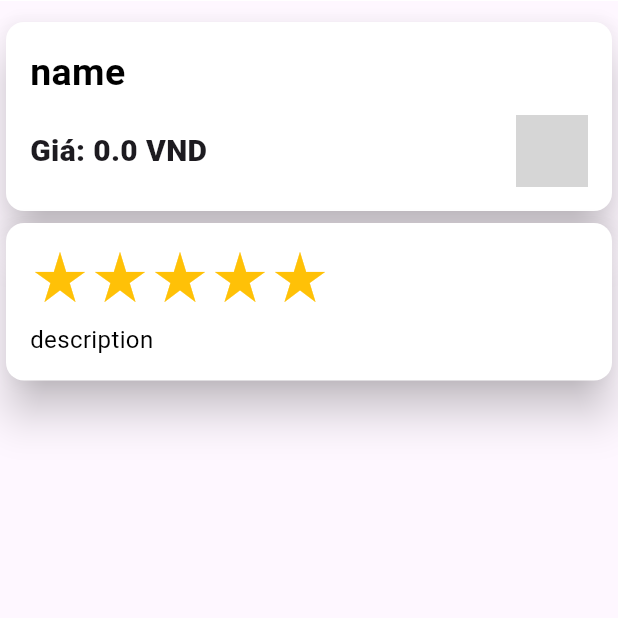
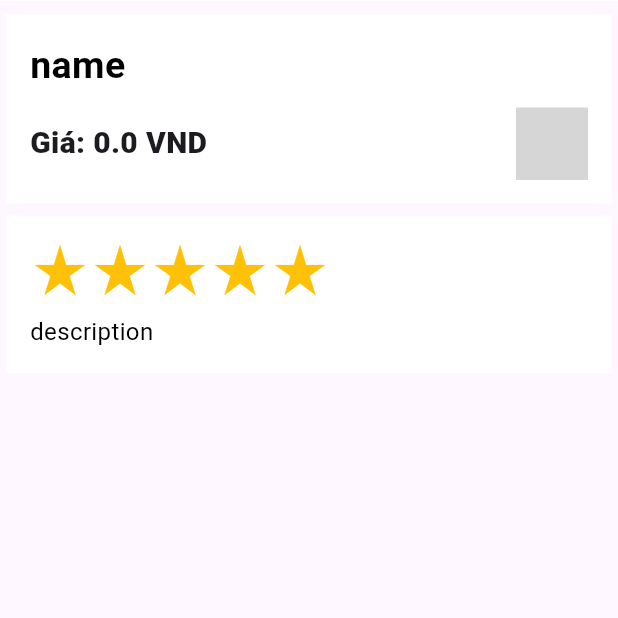
Before and after one commit to ThanhTung2003/oderfoodapp_flutter, a Flutter app: the FoodListDetailScreen screen opened directly, scrolled down 330 dp, on a phone screen of 412 x 824 dp, the top half of it. Run offline on Flutter 3.47's test engine with Material 3 defaults, Android fonts, the phone set to English and light mode, and no system bars; drawn by our look-alikes of flutter_rating_bar; our stand-ins replace auto_animated, cached_network_image, carousel_slider, firebase_core, firebase_database, flutter_zoom_drawer and 2 more; missing offline and left inert: flutter_elegant_number_button; accounts and stored records are empty; network calls fail; grey boxes are pictures that could not be loaded.

Commit message:
fix font chữ

```diff
--- a/lib/screen/category_screen.dart
+++ b/lib/screen/category_screen.dart
@@ -21,7 +21,7 @@ class CategoryScreen extends StatelessWidget {
       appBar: AppBar(
         title: Text(
           categoryText,
-          style: GoogleFonts.poppins(color: Colors.black),
+          style: GoogleFonts.roboto(color: Colors.black),
         ),
         elevation: 10,
         backgroundColor: const Color(0xFFA696D6),
--- a/lib/screen/food_detail.screen.dart
+++ b/lib/screen/food_detail.screen.dart
@@ -25,7 +25,7 @@ class FoodListDetailScreen extends StatelessWidget {
               SliverAppBar(
                 title: Text(
                   foodListStateController.selectedFood.value.name,
-                  style: GoogleFonts.jetBrainsMono(color: Colors.black),
+                  style: GoogleFonts.roboto(color: Colors.black),
                 ),
                 elevation: 10,
                 backgroundColor: Colors.white,
@@ -41,7 +41,7 @@ class FoodListDetailScreen extends StatelessWidget {
             ];
           },
           body: Container(
-            margin: const EdgeInsets.only(top: 10),
+            margin: const EdgeInsets.only(top: 5),
             child: Column(
               crossAxisAlignment: CrossAxisAlignment.start,
               mainAxisAlignment: MainAxisAlignment.start,
--- a/lib/screen/food_list_screen.dart
+++ b/lib/screen/food_list_screen.dart
@@ -22,7 +22,7 @@ class FoodListScreen extends StatelessWidget {
       appBar: AppBar(
         title: Text(
           categoryStateController.selectedCategory.value.name,
-          style: GoogleFonts.poppins(color: Colors.black),
+          style: GoogleFonts.roboto(color: Colors.black),
         ),
         elevation: 10,
         backgroundColor: const Color(0xFFA696D6),
@@ -86,7 +86,7 @@ class FoodListScreen extends StatelessWidget {
                                         categoryStateController.selectedCategory
                                             .value.foods[index].name,
                                         textAlign: TextAlign.center,
-                                        style: GoogleFonts.poppins(
+                                        style: GoogleFonts.roboto(
                                           fontSize: 18,
                                           color: Colors.white,
                                         ),
@@ -94,7 +94,7 @@ class FoodListScreen extends StatelessWidget {
                                       Text(
                                         'Giá: ${categoryStateController.selectedCategory.value.foods[index].price} vnđ',
                                         textAlign: TextAlign.center,
-                                        style: GoogleFonts.poppins(
+                                        style: GoogleFonts.roboto(
                                           fontSize: 18,
                                           color: Colors.white,
                                         ),
--- a/lib/screen/log_in.dart
+++ b/lib/screen/log_in.dart
@@ -14,7 +14,7 @@ class LoginScreen extends StatelessWidget {
         centerTitle: true,
         title: const Text(
           'Đăng Nhập',
-          style: TextStyle(
+          style:  TextStyle(
             fontSize: 30.0,
             fontWeight: FontWeight.w900,
             color: Colors.white,
--- a/lib/screen/restaurant_home.dart
+++ b/lib/screen/restaurant_home.dart
@@ -22,7 +22,7 @@ class RestaurantHomeDetail extends StatelessWidget {
         appBar: AppBar(
           title: Text(
             mainStateController.selectedRestaurant.value.name,
-            style: GoogleFonts.jetBrainsMono(
+            style: GoogleFonts.roboto(
                 color: Colors.black, fontWeight: FontWeight.w900),
           ),
           backgroundColor: Colors.white,
--- a/lib/screen/restaurant_screen.dart
+++ b/lib/screen/restaurant_screen.dart
@@ -23,7 +23,7 @@ class RestaurantScreen extends StatelessWidget{
         title: Text(
           restaurantText,
           style: GoogleFonts.roboto(
-            fontWeight: FontWeight.w900,
+            fontWeight: FontWeight.w700,
             color: Colors.black,
           ),
         ),
--- a/lib/widgets/category/cateory_list_widget.dart
+++ b/lib/widgets/category/cateory_list_widget.dart
@@ -61,7 +61,7 @@ class CategoryListWidget extends StatelessWidget {
                       child: Text(
                         lst[index].name,
                         textAlign: TextAlign.center,
-                        style: GoogleFonts.poppins(
+                        style: GoogleFonts.roboto(
                           fontSize: 24,
                           fontWeight: FontWeight.bold,
                           color: Colors.white,
--- a/lib/widgets/food_detail/food_detail_description.dart
+++ b/lib/widgets/food_detail/food_detail_description.dart
@@ -14,9 +14,9 @@ class FoodDetailDescriptionWidget extends StatelessWidget {
   @override
   Widget build(BuildContext context) {
     return Card(
-      elevation: 12,
-      color: Colors.white,
-      child: SizedBox(
+      elevation: 0,
+      child: Container(
+        color: Colors.white,
         width: double.infinity,
         child: Padding(
           padding: const EdgeInsets.all(16),
--- a/lib/widgets/food_detail/food_detail_image.dart
+++ b/lib/widgets/food_detail/food_detail_image.dart
@@ -47,7 +47,7 @@ class FoodDetailImageWidget extends StatelessWidget {
                   elevation: 10,
                   child: const Icon(
                     Icons.favorite_border,
-                    color: Colors.black,),
+                    color: Colors.amber,),
                 ),
                 FloatingActionButton(
                   heroTag: FAB_CART_TAG,
@@ -56,7 +56,7 @@ class FoodDetailImageWidget extends StatelessWidget {
                   elevation: 10,
                   child: const Icon(
                     Icons.add_shopping_cart,
-                    color: Colors.black,),
+                    color: Colors.amber,),
                 )
               ],
             ),
--- a/lib/widgets/food_detail/food_detail_name.dart
+++ b/lib/widgets/food_detail/food_detail_name.dart
@@ -18,9 +18,9 @@ class FoodDetailNameWidget extends StatelessWidget {
   @override
   Widget build(BuildContext context) {
     return Card(
-      color: Colors.white,
-      elevation: 12,
-      child: SizedBox(
+      elevation: 0,
+      child: Container(
+        color: Colors.white,
         width: double.infinity,
         child: Padding(
           padding: const EdgeInsets.all(16),
```
